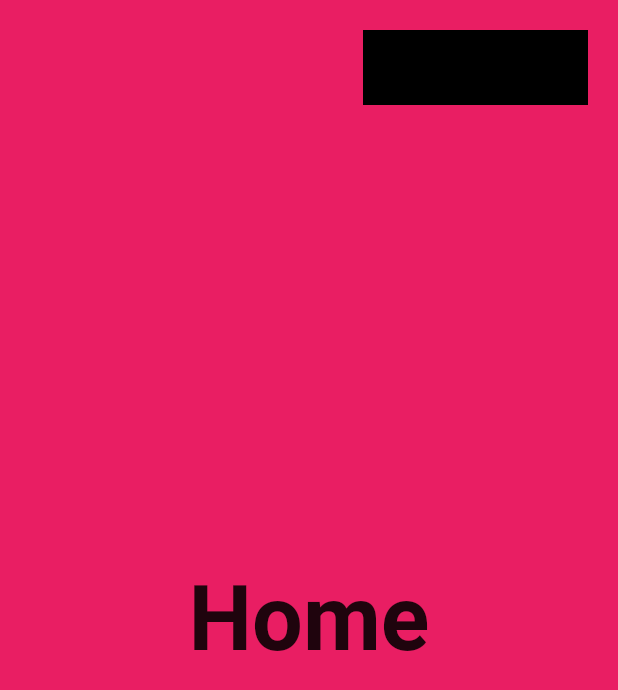
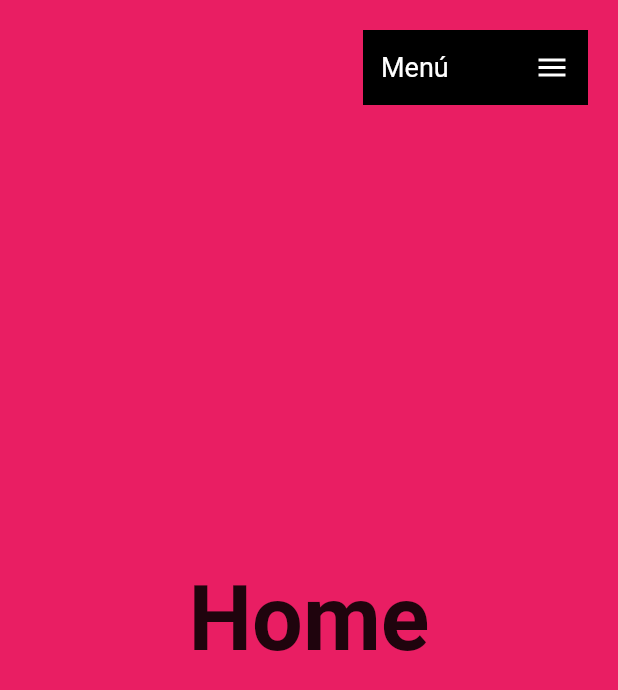
Before and after one commit to Josehdez96/flutter_web, a Flutter app: the screen it shows after launch, on a phone screen of 412 x 824 dp. Shown: the top 690 px of the screen. Run offline on Flutter 3.47's test engine with Material 2 defaults, Android fonts, the phone set to English and light mode, and no system bars; our stand-ins replace fluro, google_fonts; missing offline and left inert: dart:js.

Commit message:
feat(custom_app_menu): menu with its controller

```diff
--- a/lib/ui/pages/home_page.dart
+++ b/lib/ui/pages/home_page.dart
@@ -1,4 +1,5 @@
 import 'package:flutter/material.dart';
+import 'package:vertical_landing_page/ui/shared/custom_app_menu.dart';
 import 'package:vertical_landing_page/ui/views/about_view.dart';
 import 'package:vertical_landing_page/ui/views/contact_view.dart';
 import 'package:vertical_landing_page/ui/views/home_view.dart';
@@ -20,11 +21,7 @@ class HomePage extends StatelessWidget {
             Positioned(
               right: 20,
               top: 20,
-              child: Container(
-                width: 150,
-                height: 50,
-                color: Colors.black,
-              )
+              child: CustomAppMenu()
             )
           ]
         ),
--- /dev/null
+++ b/lib/ui/shared/custom_app_menu.dart
@@ -0,0 +1,70 @@
+import 'package:flutter/material.dart';
+import 'package:google_fonts/google_fonts.dart';
+
+class CustomAppMenu extends StatefulWidget {
+
+
+  @override
+  _CustomAppMenuState createState() => _CustomAppMenuState();
+}
+
+class _CustomAppMenuState extends State<CustomAppMenu> with SingleTickerProviderStateMixin {
+
+  bool isOpen = false;
+  late AnimationController controller;
+
+  @override
+  void initState() {
+    super.initState();
+    controller = AnimationController(vsync: this, duration: Duration( milliseconds: 200 ));
+  }
+
+  @override
+  Widget build(BuildContext context) {
+    return MouseRegion(
+      cursor: SystemMouseCursors.click,
+      child: GestureDetector(
+        onTap: () {
+
+          if ( isOpen ) {
+            controller.reverse();
+          } else {
+            controller.forward();
+          }
+
+          setState(() {
+            isOpen = !isOpen;
+          });
+        },
+        child: Container(
+            padding: EdgeInsets.symmetric(horizontal: 12),
+            width: 150,
+            height: 50,
+            color: Colors.black,
+            child: Row(
+              children: [
+                AnimatedContainer(
+                  duration: Duration(milliseconds: 200),
+                  curve: Curves.easeInOut,
+                  width: isOpen ? 40 : 0,
+                ),
+                Text(
+                  'Menú',
+                  style: GoogleFonts.roboto(
+                    color: Colors.white,
+                    fontSize: 18
+                  ),
+                ),
+                Spacer(),
+                AnimatedIcon(
+                  icon: AnimatedIcons.menu_close,
+                  progress: controller,
+                  color: Colors.white,
+                )
+              ]
+            ),
+        ),
+      ),
+    );
+  }
+}
```
